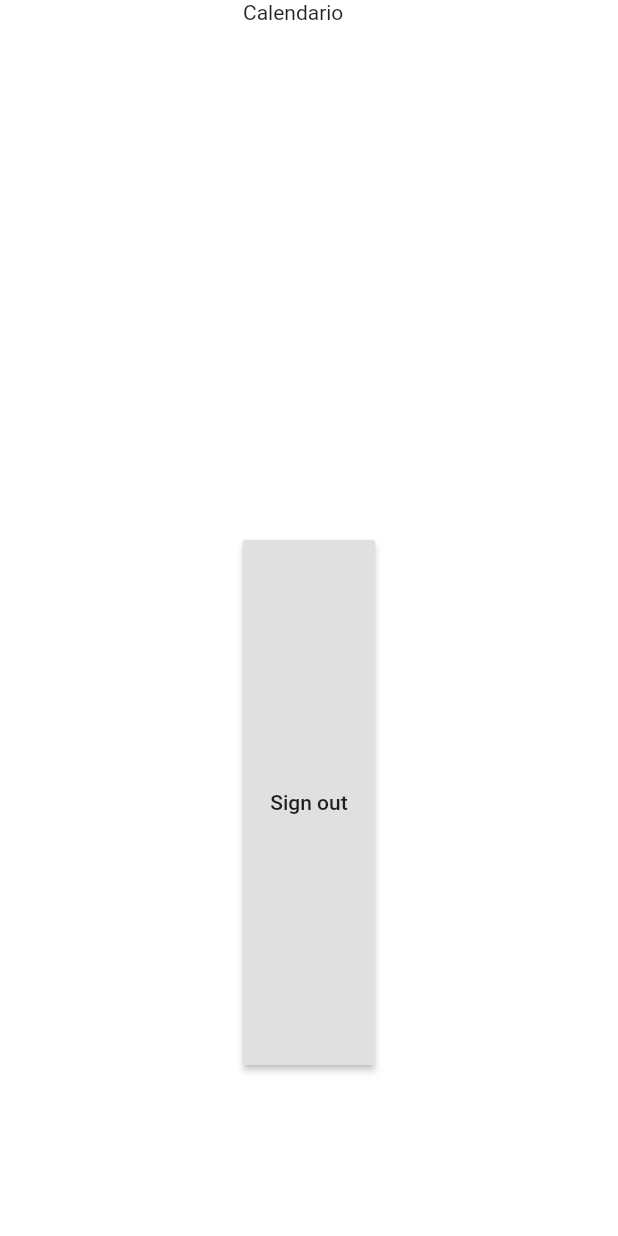
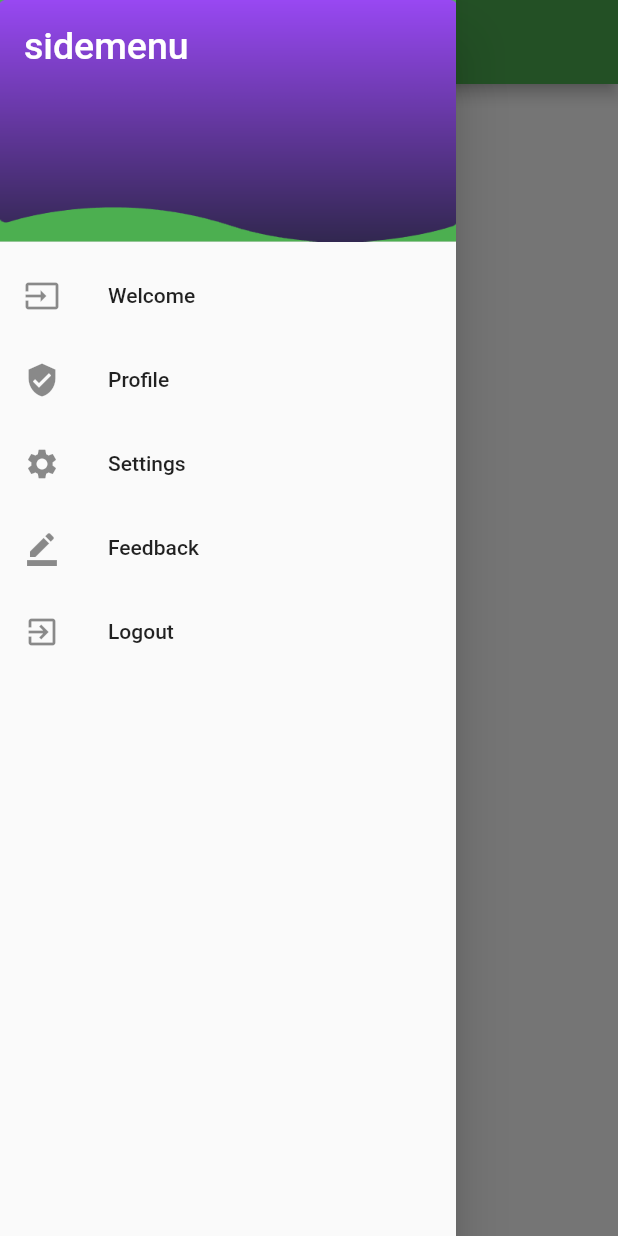
Before and after one commit to JesusVal/Calendar.io, a Flutter app: the Home screen opened directly, with the side drawer open (before the commit the screen has no drawer), on a phone screen of 412 x 824 dp. Run offline on Flutter 3.47's test engine with Material 2 defaults, Android fonts, the phone set to English and light mode, and no system bars; our stand-ins replace firebase_auth, firebase_core, rxdart; accounts and stored records are empty.

Commit message:
SideMenu bar prototype added

```diff
--- /dev/null
+++ b/lib/Views/Calendar/side_menu.dart
@@ -0,0 +1,57 @@
+import 'package:Calendar_io/BLoC/Auth/form_bloc.dart';
+import 'package:Calendar_io/BLoC/Auth/form_provider.dart';
+import 'package:flutter/material.dart';
+
+class SideMenu extends StatelessWidget {
+  const SideMenu({Key key}) : super(key: key);
+
+  @override
+  Widget build(BuildContext context) {
+    final FormBloc formBloc = FormProvider.of(context);
+
+    return Drawer(
+      child: ListView(
+        padding: EdgeInsets.zero,
+        children: <Widget>[
+          DrawerHeader(
+            child: Text('sidemenu',
+                style: TextStyle(color: Colors.white, fontSize: 25)),
+            decoration: BoxDecoration(
+                color: Colors.green,
+                image: DecorationImage(
+                    fit: BoxFit.fill,
+                    image: AssetImage('assets/images/background.png'))),
+          ),
+          ListTile(
+            leading: Icon(Icons.input),
+            title: Text('Welcome'),
+            onTap: () => {},
+          ),
+          ListTile(
+            leading: Icon(Icons.verified_user),
+            title: Text('Profile'),
+            onTap: () => {Navigator.of(context).pop()},
+          ),
+          ListTile(
+            leading: Icon(Icons.settings),
+            title: Text('Settings'),
+            onTap: () => {Navigator.of(context).pop()},
+          ),
+          ListTile(
+            leading: Icon(Icons.border_color),
+            title: Text('Feedback'),
+            onTap: () => {Navigator.of(context).pop()},
+          ),
+          ListTile(
+            leading: Icon(Icons.exit_to_app),
+            title: Text('Logout'),
+            onTap: () {
+              formBloc.singOut(context);
+              Navigator.of(context).pop();
+            },
+          ),
+        ],
+      ),
+    );
+  }
+}
--- a/lib/Views/home.dart
+++ b/lib/Views/home.dart
@@ -1,5 +1,6 @@
 import 'package:Calendar_io/BLoC/Auth/form_bloc.dart';
 import 'package:Calendar_io/BLoC/Auth/form_provider.dart';
+import 'package:Calendar_io/Views/Calendar/side_menu.dart';
 import 'package:flutter/material.dart';
 
 class Home extends StatelessWidget {
@@ -10,19 +11,24 @@ class Home extends StatelessWidget {
     final FormBloc formBloc = FormProvider.of(context);
 
     return Scaffold(
+      drawer: SideMenu(),
+      appBar: AppBar(
+        title: Text('Side menu'),
+      ),
       backgroundColor: Colors.white,
       body: SingleChildScrollView(
         child: Center(
           child: Column(
             crossAxisAlignment: CrossAxisAlignment.start,
             children: <Widget>[
+              SizedBox(height: 100),
               Container(
                 height: 350,
                 child: Text("Calendario"),
               ),
               SizedBox(height: 10),
               Container(
-                height: 350,
+                height: 100,
                 child: RaisedButton(
                   onPressed: () {
                     formBloc.singOut(context);
```
